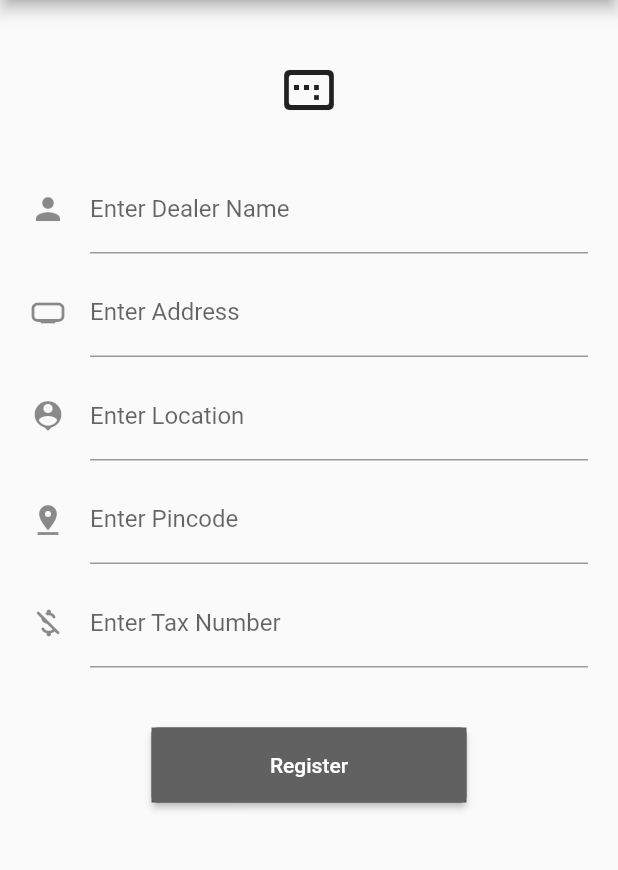
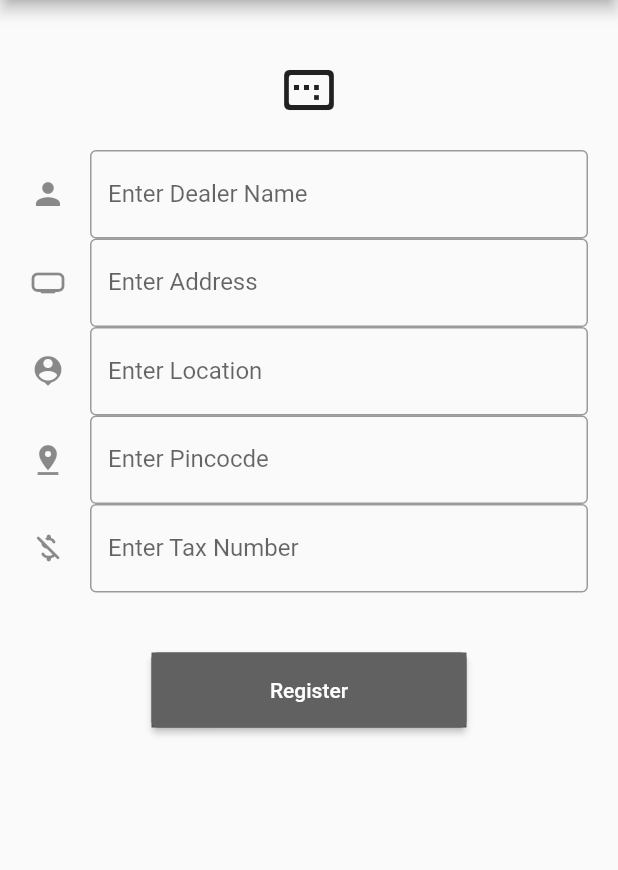
Before and after one commit to tanmaydewan/jt, a Flutter app: the Options screen opened directly, after a tap on "Register Dealer", on a phone screen of 412 x 824 dp, the part 84-954 px from its top. Run offline on Flutter 3.47's test engine with Material 2 defaults, Android fonts, the phone set to English and light mode, and no system bars; our stand-ins replace google_maps_flutter, parse_server_sdk_flutter.

Commit message:
Reg_screen update

```diff
--- a/lib/main.dart
+++ b/lib/main.dart
@@ -1,5 +1,6 @@
 import 'package:flutter/material.dart';
 import 'package:just_in_time/login.dart';
+import 'package:just_in_time/screens/options.dart';
 import 'package:parse_server_sdk_flutter/parse_server_sdk.dart';
 
 const kBackgroundColor = Color(0xFF202020);
@@ -26,7 +27,7 @@ class MyApp extends StatelessWidget {
       theme: ThemeData(
         primaryColor: kPrimaryColor,
       ),
-      home: LogInScreen(),
+      home: Options(),
     );
   }
 }
--- a/lib/screens/options.dart
+++ b/lib/screens/options.dart
@@ -1,7 +1,7 @@
 import 'package:flutter/material.dart';
 import 'package:just_in_time/screens/ReuseOptionTile.dart';
 import 'package:just_in_time/screens/home.dart';
-import 'package:just_in_time/screens/register_screen.dart';
+import 'package:just_in_time/screens/registration_Screen.dart';
 
 class Options extends StatelessWidget {
   @override
@@ -29,7 +29,7 @@ class Options extends StatelessWidget {
                   colour: Colors.blueGrey,
                   ontapp: () {
                     Navigator.of(context).push(MaterialPageRoute(
-                        builder: (context) => RegistrationScreen()));
+                        builder: (context) => Registration()));
                   },
                 ),
               ],
--- /dev/null
+++ b/lib/screens/registration_Screen.dart
@@ -0,0 +1,165 @@
+import 'package:flutter/material.dart';
+import 'package:just_in_time/screens/home.dart';
+import 'package:parse_server_sdk_flutter/parse_server_sdk.dart';
+
+class Registration extends StatefulWidget {
+  @override
+  _RegistrationState createState() => _RegistrationState();
+}
+
+class _RegistrationState extends State<Registration> {
+  final controllerDealerName = TextEditingController();
+  final controllerAddress = TextEditingController();
+  final controllerLocation = TextEditingController();
+  final controllerPincode = TextEditingController();
+  final controllerTaxNumber = TextEditingController();
+
+
+
+  void doUserRegistration() async {
+     await saveReg(controllerDealerName.text,controllerAddress.text,controllerLocation.text,controllerPincode.text,controllerTaxNumber.text);
+
+    setState(() {
+      controllerDealerName.clear();
+      controllerAddress.clear();
+      controllerLocation.clear();
+      controllerPincode.clear();
+      controllerTaxNumber.clear();
+    });
+  }
+
+  @override
+  Widget build(BuildContext context) {
+    return Scaffold(
+      appBar: AppBar(
+        title: Text('Registration'),
+      ),
+      body: new Container(
+          padding: new EdgeInsets.all(20.0),
+          child: new Form(
+            child: new ListView(
+              children: <Widget>[
+                new Container(
+                    padding: new EdgeInsets.all(20.0),
+                    child: new Row(
+                      mainAxisAlignment: MainAxisAlignment.center,
+                      children: <Widget>[
+                        Icon(
+                          Icons.image_aspect_ratio_rounded,
+                          size: 40,
+                        )
+                        // FlutterLogo(
+                        //   size: 100.0,
+                        // ),
+                      ],
+                    )),
+                Container(
+                  child: TextField(
+                    controller: controllerDealerName,
+                    keyboardType: TextInputType.text,
+                    textCapitalization: TextCapitalization.none,
+                    autocorrect: false,
+                    decoration: InputDecoration(
+                      labelText: 'Enter Dealer Name',
+                      icon: new Icon(Icons.person),
+                      border: OutlineInputBorder(
+                        borderSide: BorderSide(color: Colors.black),
+                      ),
+                    ),
+                  ),
+                ),
+                Container(
+                  child: TextField(
+                    controller: controllerAddress,
+                    keyboardType: TextInputType.text,
+                    textCapitalization: TextCapitalization.none,
+                    autocorrect: false,
+                    decoration: InputDecoration(
+                      labelText: 'Enter Address',
+                      icon: new Icon(Icons.home_max_rounded),
+                      border: OutlineInputBorder(
+                        borderSide: BorderSide(color: Colors.black),
+                      ),
+                    ),
+                  ),
+                ),
+                Container(
+                  child: TextField(
+                    controller: controllerLocation,
+                    keyboardType: TextInputType.text,
+                    textCapitalization: TextCapitalization.none,
+                    autocorrect: false,
+                    decoration: InputDecoration(
+                      labelText: 'Enter Location',
+                      icon: new Icon(Icons.location_history),
+                      border: OutlineInputBorder(
+                        borderSide: BorderSide(color: Colors.black),
+                      ),
+                    ),
+                  ),
+                ),
+                Container(
+                  child: TextField(
+                    controller: controllerPincode,
+                    keyboardType: TextInputType.text,
+                    textCapitalization: TextCapitalization.none,
+                    autocorrect: false,
+                    decoration: InputDecoration(
+                      labelText: 'Enter Pincocde',
+                      icon: new Icon(Icons.pin_drop),
+                      border: OutlineInputBorder(
+                        borderSide: BorderSide(color: Colors.black),
+                      ),
+                    ),
+                  ),
+                ),
+                Container(
+                  child: TextField(
+                    controller: controllerTaxNumber,
+                    keyboardType: TextInputType.text,
+                    textCapitalization: TextCapitalization.none,
+                    autocorrect: false,
+                    decoration: InputDecoration(
+                      labelText: 'Enter Tax Number',
+                      icon: new Icon(Icons.money_off_csred_rounded),
+                      border: OutlineInputBorder(
+                        borderSide: BorderSide(color: Colors.black),
+                      ),
+                    ),
+                  ),
+                ),
+                new Row(
+                  mainAxisAlignment: MainAxisAlignment.center,
+                  children: <Widget>[
+                    new Container(
+                      height: 50.0,
+                      width: 210.0,
+                      color: Colors.grey.shade700,
+                      margin: const EdgeInsets.symmetric(
+                          horizontal: 20.0, vertical: 40.0),
+                      child: new ElevatedButton(
+                        style: ButtonStyle(
+                            backgroundColor: MaterialStateProperty.all(
+                                Colors.grey.shade700)),
+                        child: new Text(
+                          'Register',
+                          style: new TextStyle(color: Colors.white),
+                        ),
+                        onPressed: () => doUserRegistration(),
+                        // color: Colors.grey.shade700,
+                      ),
+                    ),
+                  ],
+                ),
+              ],
+            ),
+          )),
+    );
+  }
+}
+
+Future<void> saveReg(String dealerName, String address, String location, String pincode, String taxNumber) async {
+    await Future.delayed(Duration(seconds: 1), () {});
+    final regObj = ParseObject('Dealer')..set('name', dealerName)..set('address', address)..set('location',location)..set('pincode', pincode)..set('TaxNumber', taxNumber);
+    await regObj.save();
+  }
```
Also changed, not shown: lib/screens/dealerRegistration.dart (added), 1 other file.
